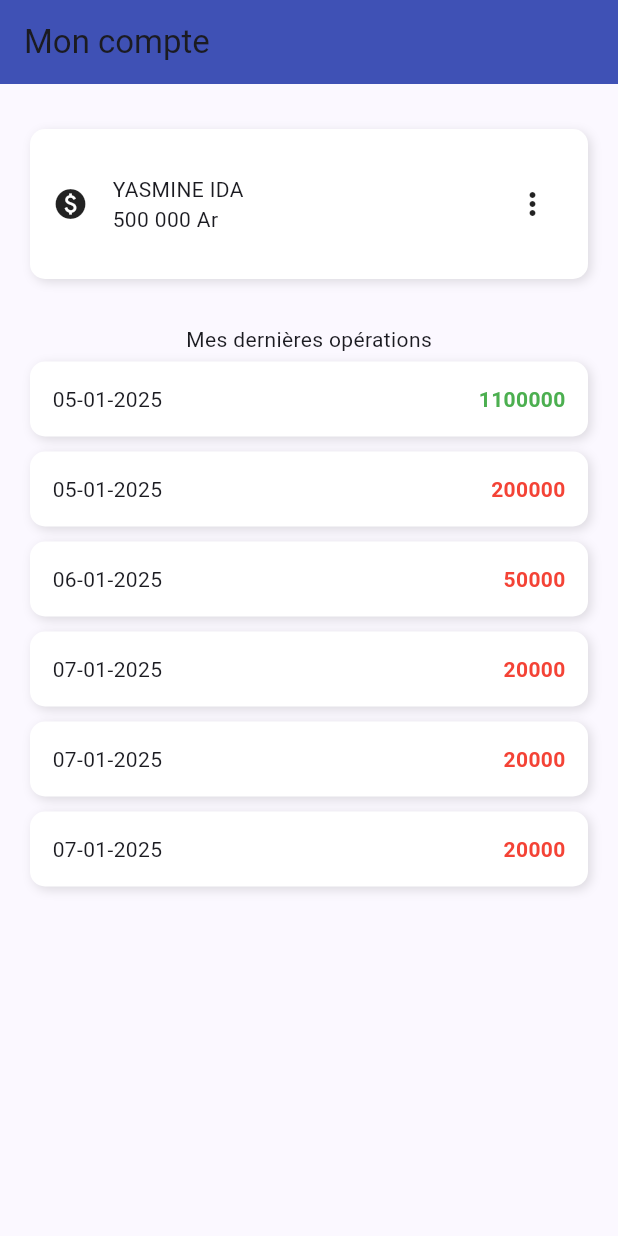
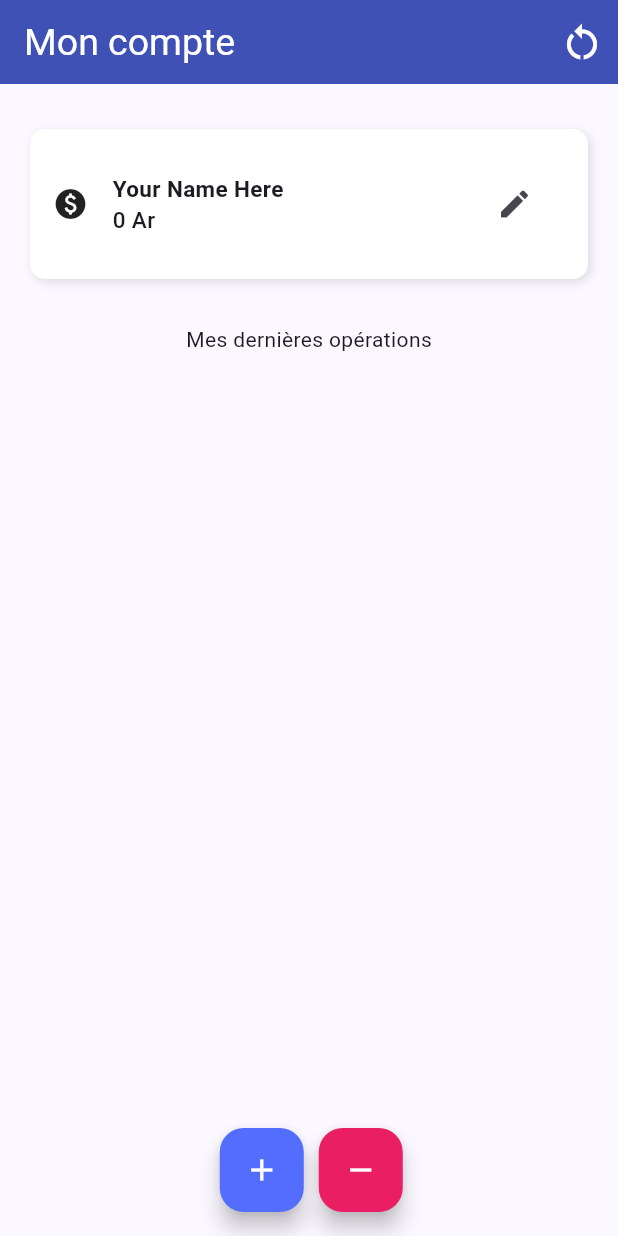
Before and after one commit to RRedstar/money_monitor, a Flutter app: the screen it shows after launch, on a phone screen of 412 x 824 dp. Run offline on Flutter 3.47's test engine with Material 3 defaults, Android fonts, the phone set to English and light mode, and no system bars; our stand-ins replace hive, hive_flutter; accounts and stored records are empty.

Commit message:
First realese v1.0.0

```diff
--- a/lib/homepage.dart
+++ b/lib/homepage.dart
@@ -1,39 +1,25 @@
 import 'package:flutter/material.dart';
+import 'package:flutter/services.dart';
+import 'package:hive/hive.dart';
 import 'trans_row.dart';
+import 'package:intl/intl.dart';
 
-// Page d'accueuil
-class HomePage extends StatelessWidget {
-  final List transactions = [
-    {
-      'date': '05-01-2025',
-      'montant': 1100000,
-      'debit': false,
-    },
-    {
-      'date': '05-01-2025',
-      'montant': 200000,
-      'debit': true,
-    },
-    {
-      'date': '06-01-2025',
-      'montant': 50000,
-      'debit': true,
-    },
-    {
-      'date': '07-01-2025',
-      'montant': 20000,
-      'debit': true,
-    },
-    {
-      'date': '07-01-2025',
-      'montant': 20000,
-      'debit': true,
-    },
-    {
-      'date': '07-01-2025',
-      'montant': 20000,
-      'debit': true,
-    },
+// final List transactions = [
+  // {
+  //   'date': '05-01-2025',
+  //   'montant': 1100000,
+  //   'debit': false,
+  // },
+  // {
+  //   'date': '05-01-2025',
+  //   'montant': 200000,
+  //   'debit': true,
+  // },
+  // {
+  //   'date': '06-01-2025',
+  //   'montant': 50000,
+  //   'debit': true,
+  // },
   // {
   //   'date': '07-01-2025',
   //   'montant': 20000,
@@ -79,25 +65,195 @@ class HomePage extends StatelessWidget {
   //   'montant': 20000,
   //   'debit': true,
   // },
+  // {
+  //   'date': '07-01-2025',
+  //   'montant': 20000,
+  //   'debit': true,
+  // },
+  // {
+  //   'date': '07-01-2025',
+  //   'montant': 20000,
+  //   'debit': true,
+  // },
+  // {
+  //   'date': '07-01-2025',
+  //   'montant': 20000,
+  //   'debit': true,
+  // }
+
+// ];
+num cash = 0;
+var formater = NumberFormat("#,###",'fr_FR');
+
+// Page d'accueuil
+class HomePage extends StatelessWidget {
+  @override
+  Widget build(BuildContext context) {
+    return HomeContent();
+  }
+}
+
+class HomeContent extends StatefulWidget {
+  const HomeContent({super.key});
+
+  @override
+  _HomeContentState createState() => _HomeContentState();
+}
+
+class _HomeContentState extends State<HomeContent> {
+  TextEditingController controller = TextEditingController();
+  final box = Hive.box('mon_compte');
+  String compte = "";
+  List transactions = [];
 
 
 
-  ];
+  @override
+  void initState() {
+    super.initState();
+    compte = box.get('name') ?? "Your Name Here";
+    transactions = box.get('transactions') ?? [];
+    cash = transactions.fold(0, (prev, element) {
+      return element['debit'] ? prev - element['montant'] : prev + element['montant'];
+    });
+  }
 
+  operationDialog(BuildContext context, bool retrait){
+    String title = retrait ? "Retrait": "Dépot";
+    controller.text = "";
+
+    showDialog(context: context,
+        builder: (context) => AlertDialog(
+          title: Text(title),
+          content: TextField(
+            keyboardType: TextInputType.number,
+            controller: controller,
+            decoration: const InputDecoration(hintText: "Entrer le montant en Ar"),
+          ),
+          actions: [
+            TextButton(onPressed: () {
+              print("click");
+
+              if(controller.text.isEmpty){
+                return;
+              }
+              num value = num.parse(controller.text) ;
+              String date = DateFormat('dd/MM/yyyy').format(DateTime.now());
+              setState(
+                      (){
+                    transactions.add({'date': date, 'montant': value, 'debit': retrait});
+                    cash = retrait ? cash - value: cash + value;
+                    box.put('transactions', transactions);
+                  }
+              );
+              controller.text = "";
+              Navigator.pop(context);
+
+            }, child: const Text("Valider"))
+          ],
+        )
+    );
+  }
+
+  rename(context){
+    controller.text = compte;
+    // Afficher un dialog pour saisir le nom
+    showDialog(context: context,
+        builder: (context) => AlertDialog(
+          title: const Text("Renommer le compte"),
+          content: TextField(
+            controller: controller,
+            decoration: const InputDecoration(
+                hintText: "Entrer le nouveau nom"),
+          ),
+          actions: [
+            TextButton(onPressed: () {
+              if(controller.text.isEmpty){
+                return;
+              }
+              setState(
+                  (){
+                    compte = controller.text;
+                    box.put('name', compte);
+                  }
+              );
+              controller.text = "";
+              Navigator.pop(context);
+
+            }, child: const Text("Valider"))
+          ],
+        )
+    );
+  }
+
+  resetTransaction(context){
+    showDialog(context: context,
+        builder: (context) => AlertDialog(
+          title: const Text("Réinitialiser les transactions"),
+          content: const Text("Voulez-vous remettre le compte à zero ou conserver le dernier solde?"),
+          actions: [
+            TextButton(
+              onPressed: () {
+                setState(() {
+                  transactions = [];
+                  cash = 0;
+                  box.put('transactions', transactions);
+                });
+                Navigator.pop(context);
+              },
+              child: const Text("Réinitialiser"),
+            ),
+            TextButton(
+              onPressed: () {
+                setState(() {
+                  var last_trans = transactions.last;
+                  last_trans['montant'] = cash > 0 ? cash : -cash;
+
+                  transactions = [{
+                    'date': DateFormat("dd/MM/yyyy").format(DateTime.now()),
+                   'montant': cash > 0 ? cash : -cash,
+                    'debit': cash < 0,
+                  }];
+                  box.put('transactions', transactions);
+                });
+                Navigator.pop(context);
+              },
+              child: const Text("Conserver"),
+            ),
+            TextButton(
+              onPressed: () {
+                Navigator.pop(context);
+              },
+              child: const Text("Annuler"),
+            ),
+          ],
+        )
+    );
+  }
 
   @override
   Widget build(BuildContext context) {
     return Scaffold(
         appBar: AppBar(
+          titleTextStyle: const TextStyle(color: Colors.white, fontSize: 25),
           backgroundColor: Colors.indigo,
-        title: Text("Mon compte"),
+          title: const Text("Mon compte"),
+          actions: [
+            IconButton(
+                icon: const Icon(Icons.restart_alt),
+                color: Colors.white,
+                iconSize: 30,
+                onPressed: () {
+              resetTransaction(context);
+            }),
+          ],
         ),
-      body:Center(
+        body: Center(
           child: Column(
+
             mainAxisAlignment: MainAxisAlignment.start,
             children: [
               // Compte principale
-
               Container(
                   width: double.infinity,
                   height: 100,
@@ -114,24 +270,28 @@ class HomePage extends StatelessWidget {
                       ),
                     ],
                   ),
-              child: const Stack(
+                  child: Stack(
                     alignment: AlignmentDirectional.centerStart,
                     children: [
-                  Icon(Icons.paid),
+                      const Icon(Icons.paid),
                       Positioned(
                         left: 40,
                         child: Column(
                           crossAxisAlignment: CrossAxisAlignment.start,
                           children: [
-                      Text("YASMINE IDA"),
-                      Text("500 000 Ar"),
+                            Text(compte,
+                                style: const TextStyle(fontWeight: FontWeight.bold, fontSize: 15)),
+                            Text("${formater.format(cash)} Ar",
+                                style: const TextStyle(fontWeight: FontWeight.w500, fontSize: 15)),
 
                           ],
                         ),),
 
                       Positioned(
                         right: 10,
-                    child: Icon(Icons.more_vert),
+                        child: IconButton(
+                            onPressed: (){rename(context);} ,
+                            icon: const Icon(Icons.edit)),
                       ),
                     ],
                   )
@@ -143,65 +303,48 @@ class HomePage extends StatelessWidget {
               Expanded(
                 child: Scrollbar(
                   child: ListView.builder(
+                    reverse: true,
                     itemCount: transactions.length,
                     itemBuilder: (context, index) {
-                    final tr = transactions[index];
+                      var tr = transactions[index];
                       return TransRow(tr);
                     },
                   ),
                 ),
               ),
+
             ],
           ),
         ),
+        floatingActionButton: Container(
+          margin: const EdgeInsets.fromLTRB(35, 0, 0, 0),
+          child: Row(
+            mainAxisAlignment: MainAxisAlignment.center,
+
+            mainAxisSize: MainAxisSize.max,
+            children: [
+              FloatingActionButton(
+                backgroundColor: Colors.indigoAccent,
+                focusColor: Colors.blue,
+                child: const Icon(Icons.add, color: Colors.white,),
+                onPressed: () {
+                  operationDialog(context, false);
+                },
+              ),
+              const SizedBox(width: 10),
+              FloatingActionButton(
+                backgroundColor: Colors.pink,
+                focusColor: Colors.red,
+                child: const Icon(Icons.remove, color: Colors.white,),
+                onPressed: () {
+                  setState(() {
+                    operationDialog(context, true);
+                  });
+                },
+              ),
+            ],
+          ),
+        )
     );
   }
 }
-
-
-class MyHomePage extends StatefulWidget {
-
-  final String title = "Home";
-
-  @override
-  State<MyHomePage> createState() => _MyHomePageState();
-}
-
-class _MyHomePageState extends State<MyHomePage> {
-  int _counter = 0;
-
-  void _incrementCounter() {
-    setState(() {
-      _counter++;
-    });
-  }
-
-  @override
-  Widget build(BuildContext context) {
-    return Scaffold(
-      appBar: AppBar(
-        backgroundColor: Theme.of(context).colorScheme.inversePrimary,
-        title: Text(widget.title),
-      ),
-      body: Center(
-        child: Column(
-          mainAxisAlignment: MainAxisAlignment.center,
-          children: <Widget>[
-            const Text(
-              'You have pushed the button this many times:',
-            ),
-            Text(
-              '$_counter',
-              style: Theme.of(context).textTheme.headlineMedium,
-            ),
-          ],
-        ),
-      ),
-      floatingActionButton: FloatingActionButton(
-        onPressed: _incrementCounter,
-        tooltip: 'Increment',
-        child: const Icon(Icons.add),
-      ), // This trailing comma makes auto-formatting nicer for build methods.
-    );
-  }
-}
--- /dev/null
+++ b/lib/new_transaction.dart
@@ -0,0 +1 @@
+import 'package:flutter/material.dart';
--- a/lib/trans_row.dart
+++ b/lib/trans_row.dart
@@ -1,8 +1,9 @@
 import 'package:flutter/material.dart';
+import 'package:intl/intl.dart';
 
 class TransRow extends StatelessWidget {
   final tr;
-
+  var formater = NumberFormat("#,###",'fr_FR');
   TransRow(this.tr);
 
   @override
@@ -27,7 +28,7 @@ class TransRow extends StatelessWidget {
             children: [
               Text(tr['date']),
               Text(
-                tr['montant'].toString(),
+                "${formater.format(tr['montant'])} Ar",
                 style: TextStyle(
                   color: tr['debit'] ? Colors.red : Colors.green,
                   fontWeight: FontWeight.bold,
```
Also changed, not shown: lib/main.dart (+10 -1 lines), pubspec.yaml (+12 -0 lines), icon/icon.png (added), pubspec.lock, 18 other files. Lines whose indentation alone changed are shown as unchanged.
